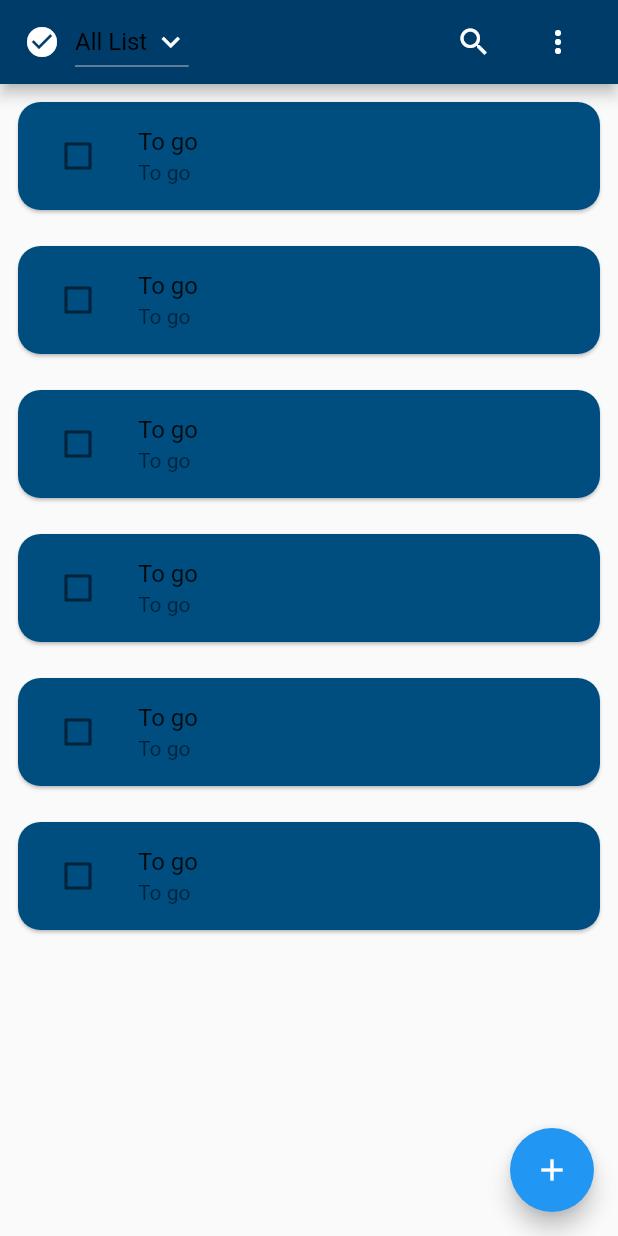
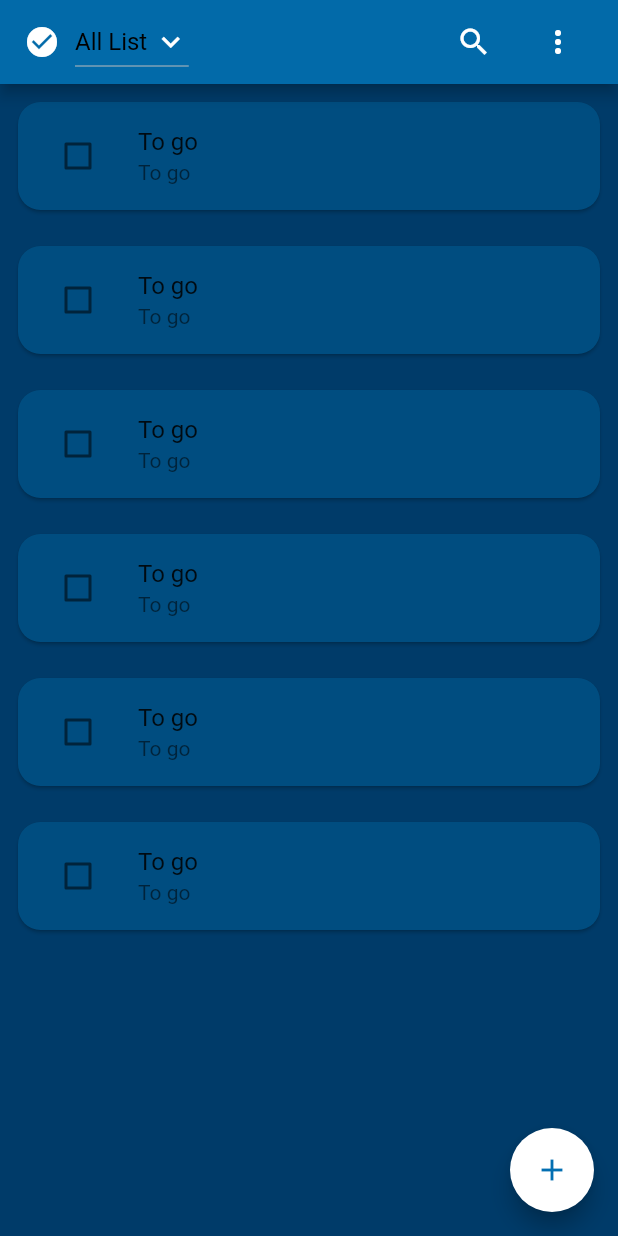
Before and after one commit to MFY2000/Jawan-Pakistan_Mobile-Hybrid-App-Dev-Using-Flutter_, a Flutter app: the screen it shows after launch, on a phone screen of 412 x 824 dp. Run offline on Flutter 3.47's test engine with Material 2 defaults, Android fonts, the phone set to English and light mode, and no system bars; our stand-ins replace font_awesome_flutter.

Commit message:
MFY auto commit at 06/11/2021 23:09:49

```diff
--- a/Tasks/Task09 (Todo App)/todo_app_1/lib/main.dart
+++ b/Tasks/Task09 (Todo App)/todo_app_1/lib/main.dart
@@ -36,12 +36,13 @@ class MyHomePage extends StatefulWidget {
 class _MyHomePageState extends State<MyHomePage> {
   @override
   Widget build(BuildContext context) {
-     widget.lst = lstTodo;
+    widget.lst = lstTodo;
+
     return Scaffold(
       appBar: AppBar(
-        backgroundColor: const Color(0XFF003C6A),
+        backgroundColor: const Color(0XFF026AA9),
         foregroundColor: Colors.white,
-        title: listType(),
+        title: const listType(),
 
         actions: const <Widget>[
           Padding(
@@ -58,14 +59,19 @@ class _MyHomePageState extends State<MyHomePage> {
         //     Padding(padding: EdgeInsets.only(right: 15), child: Icon(Icons.delete_rounded),),
         //   ],
       ),
-      body: todoList_(
-        list: widget.lst,
+      body: Container(
+        color: const Color(0XFF003B69),
+        child: todoList_(
+          list: widget.lst,
+        ),
       ),
 
 
 
       floatingActionButton: FloatingActionButton(
         onPressed: () => {},
+        foregroundColor: const Color(0XFF036FB2),
+        backgroundColor: Colors.white,
         tooltip: 'Increment',
         child: const Icon(Icons.add),
       ), // This trailing comma makes auto-formatting nicer for build methods.
```
